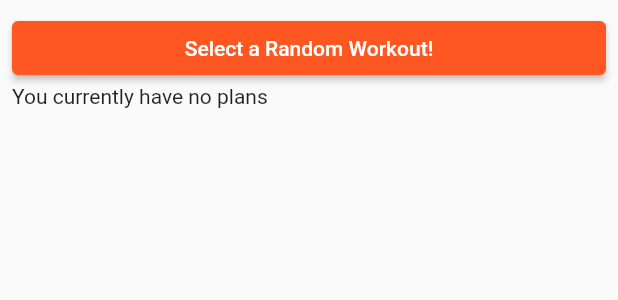
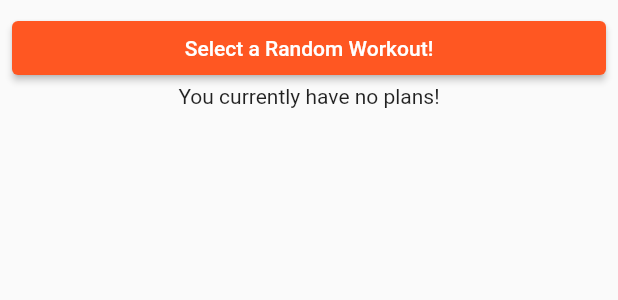
Before and after one commit to ParkTheJohn/bruteforce, a Flutter app: what startWorkoutPage() shows on an empty page, opened directly, on a phone screen of 412 x 824 dp. Shown: the top 300 px of the screen. Run offline on Flutter 3.47's test engine with Material 2 defaults, Android fonts, the phone set to English and light mode, and no system bars; our stand-ins replace charts_flutter, cloud_firestore, firebase_auth, firebase_core, flutter_slidable, font_awesome_flutter and 1 more; accounts and stored records are empty; network calls fail.

Commit message:
Added placeholder text for graphing page and centered all placeholders.

```diff
--- a/lib/myLogsFireStoreVersion.dart
+++ b/lib/myLogsFireStoreVersion.dart
@@ -191,6 +191,12 @@ class _WorkoutInfoHomePageState extends State<WorkoutInfoHomePage> {
                     child: toggleExerciseDisplayed(context)
 
                 ),
+
+                Container(
+
+                  child: Center(child: Text("You currently have no exercises displayed!"))
+
+      )
 
 
               ]
--- a/lib/startWorkoutPage.dart
+++ b/lib/startWorkoutPage.dart
@@ -33,7 +33,7 @@ class startWorkoutPage extends StatelessWidget {
           return Container();
         } else {
           if (projectSnap.data.length == 0)
-            return Text("You currently have no plans");
+            return Center(child: Text("You currently have no plans!"));
           return Row(children: [
             Expanded(
               child: SizedBox(
--- a/lib/workoutPage.dart
+++ b/lib/workoutPage.dart
@@ -57,7 +57,7 @@ class _workoutPage extends State<workoutPage> {
         } else {
           print(projectSnap.data);
           if (projectSnap.data.length == 0)
-            return Text("You currently have no exercises!");
+            return Center (child : Text("You currently have no exercises!"));
           return Row(children: [
             Expanded(
                 child: SizedBox(
```
